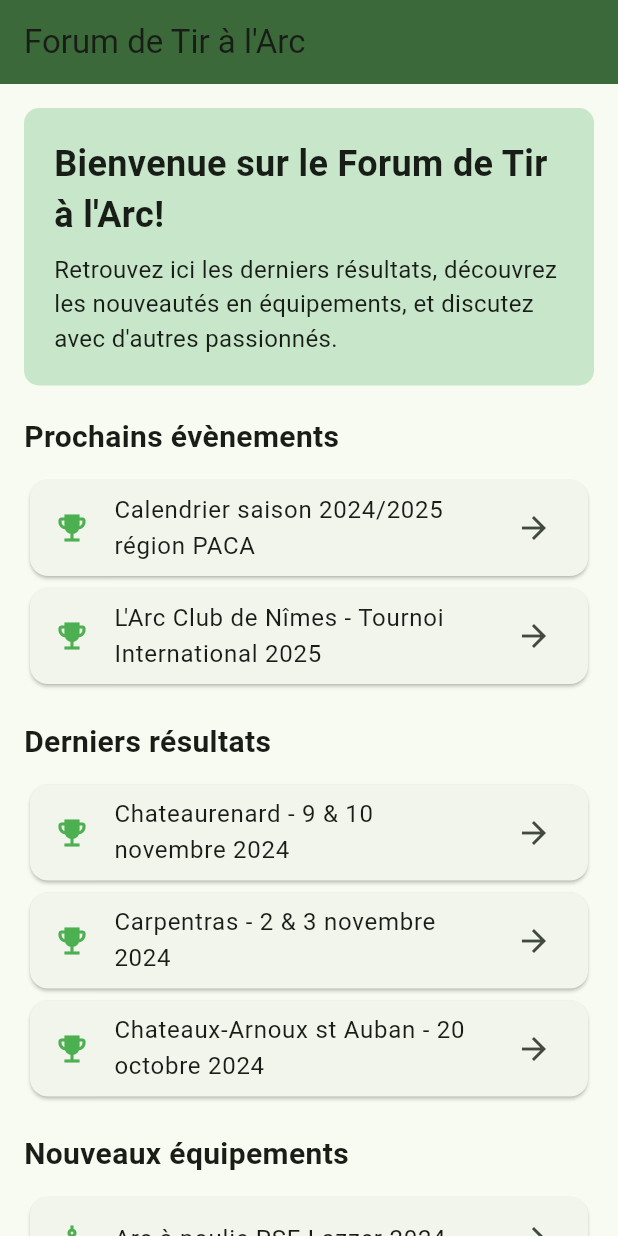
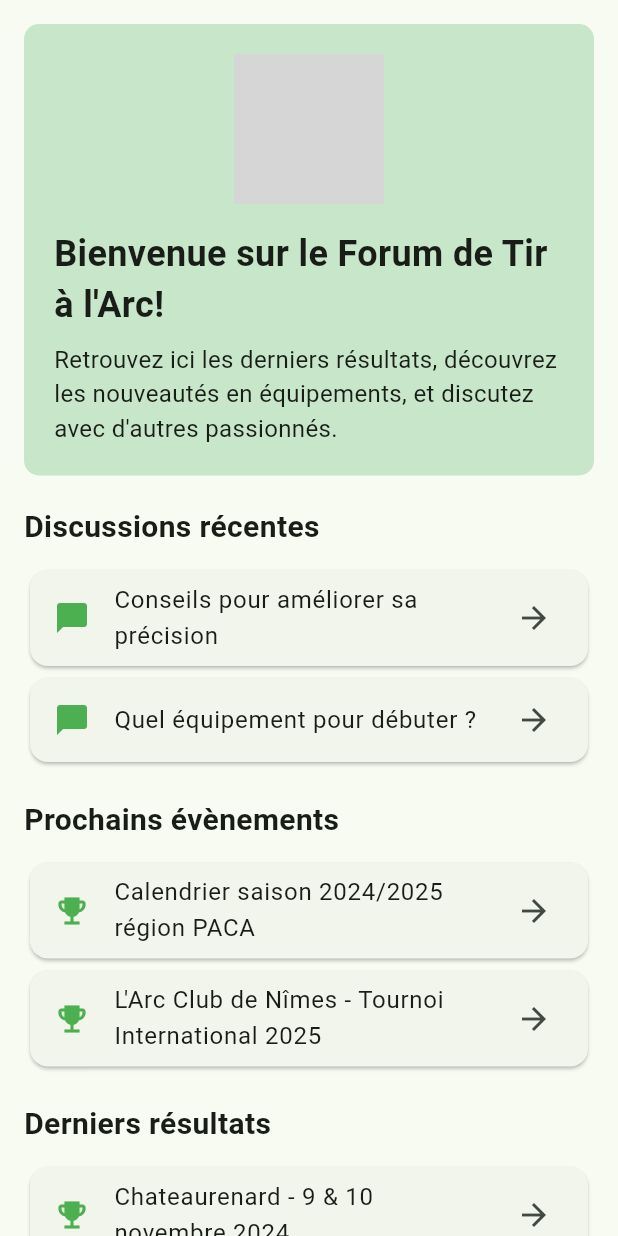
Before and after one commit to FabPinel/forumflutter, a Flutter app: the screen it shows after launch, on a phone screen of 412 x 824 dp. Run offline on Flutter 3.47's test engine with Material 3 defaults, Android fonts, the phone set to English and light mode, and no system bars; our stand-ins replace shared_preferences; grey boxes are pictures that could not be loaded.

Commit message:
Ajout du logo

```diff
--- a/lib/main.dart
+++ b/lib/main.dart
@@ -32,14 +32,24 @@ class ForumHomePage extends StatelessWidget {
   @override
   Widget build(BuildContext context) {
     return Scaffold(
-      appBar: AppBar(
-        backgroundColor: Theme.of(context).colorScheme.primary,
-        title: const Text('Forum de Tir à l\'Arc'),
-      ),
+      // appBar: AppBar(
+      //   backgroundColor: Theme.of(context).colorScheme.primary,
+      //   title: const Text('Forum de Tir à l\'Arc'),
+      // ),
       body: ListView(
         padding: const EdgeInsets.all(16.0),
         children: [
           _buildForumHeader(),
+          const SizedBox(height: 20),
+          _buildForumSection(
+            context,
+            title: "Discussions récentes",
+            items: [
+              "Conseils pour améliorer sa précision",
+              "Quel équipement pour débuter ?"
+            ],
+            icon: Icons.chat_bubble,
+          ),
           const SizedBox(height: 20),
           _buildForumSection(
             context,
@@ -71,16 +81,6 @@ class ForumHomePage extends StatelessWidget {
             ],
             icon: Icons.architecture,
           ),
-          const SizedBox(height: 20),
-          _buildForumSection(
-            context,
-            title: "Discussions récentes",
-            items: [
-              "Conseils pour améliorer sa précision",
-              "Quel est le meilleur équipement pour débuter ?"
-            ],
-            icon: Icons.chat_bubble,
-          ),
         ],
       ),
     );
@@ -93,15 +93,24 @@ class ForumHomePage extends StatelessWidget {
         color: Colors.green.shade100,
         borderRadius: BorderRadius.circular(10),
       ),
-      child: const Column(
+      child: Column(
         crossAxisAlignment: CrossAxisAlignment.start,
         children: [
-          Text(
+          // Ajout du logo
+          Center(
+            child: Image.asset(
+              'assets/images/fta.png',
+              width: 100, // Taille du logo, ajustez si nécessaire
+              height: 100,
+            ),
+          ),
+          const SizedBox(height: 16),
+          const Text(
             'Bienvenue sur le Forum de Tir à l\'Arc!',
             style: TextStyle(fontSize: 24, fontWeight: FontWeight.bold),
           ),
-          SizedBox(height: 8),
-          Text(
+          const SizedBox(height: 8),
+          const Text(
             'Retrouvez ici les derniers résultats, découvrez les nouveautés en équipements, et discutez avec d\'autres passionnés.',
             style: TextStyle(fontSize: 16),
           ),
@@ -167,8 +176,7 @@ class ForumHomePage extends StatelessWidget {
                       MaterialPageRoute(
                           builder: (context) => const ArticlePrecisionScreen()),
                     );
-                  } else if (item ==
-                      "Quel est le meilleur équipement pour débuter ?") {
+                  } else if (item == "Quel équipement pour débuter ?") {
                     Navigator.push(
                       context,
                       MaterialPageRoute(
--- a/pubspec.yaml
+++ b/pubspec.yaml
@@ -28,3 +28,5 @@ flutter:
     - assets/images/precision1.jpg
     - assets/images/precision2.jpg
     - assets/images/extreme.jpg
+    - assets/images/fta.png
+    - assets/images/logo.png
```
Also changed, not shown: assets/images/FTA.png (added), assets/images/logo.png (added).
